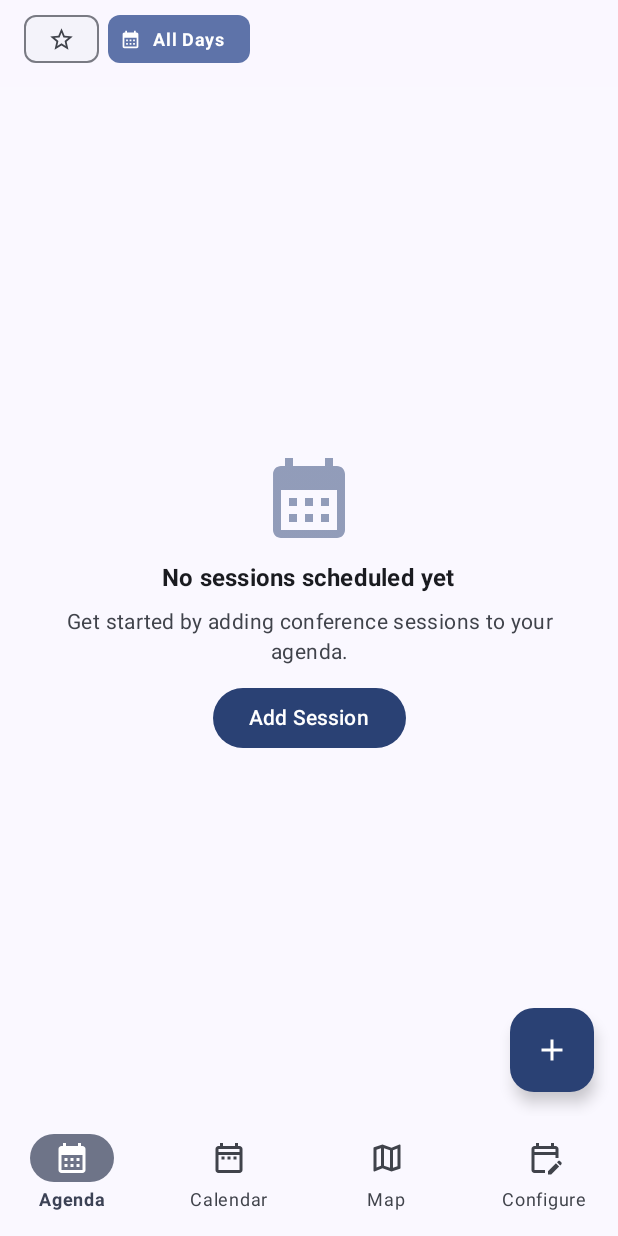
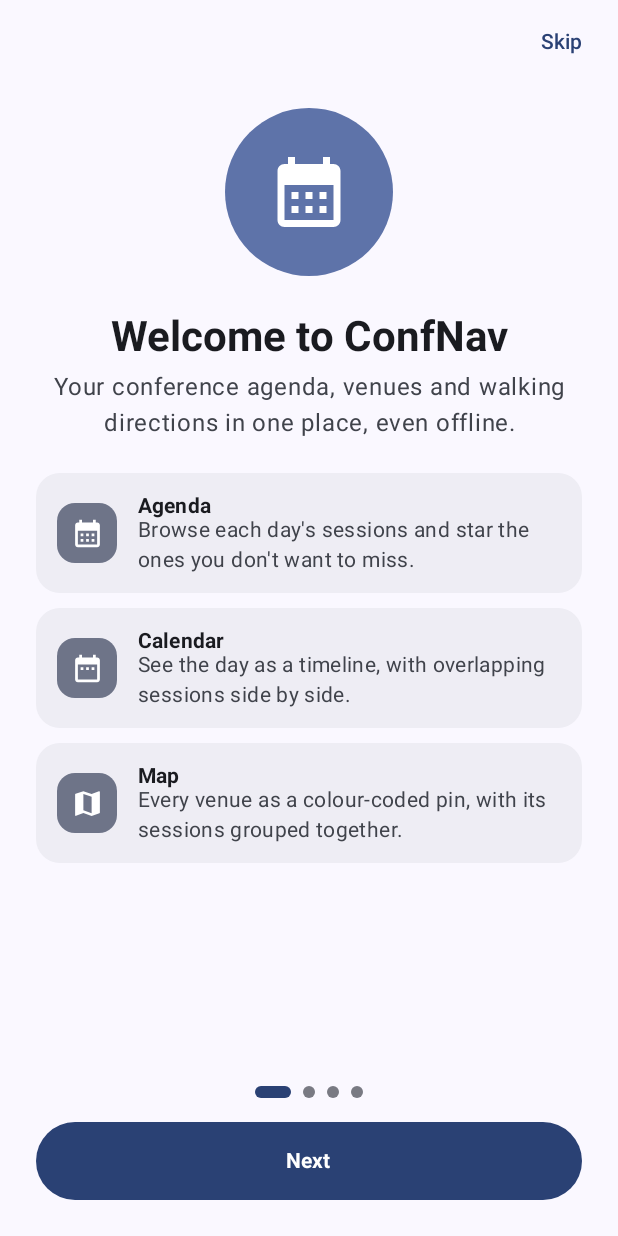
Before and after one commit to urzahil/ConfNav, an Android app built with Jetpack Compose: the screen it shows after launch (MainActivity), on a phone screen of 412 x 824 dp. Run offline under Robolectric (Android 15) with nearby library versions, the phone set to English and light mode, and no system bars.

Commit message:
Show welcome slides on first launch
Four onboarding slides in the app's theme: a feature overview, building
an agenda in the web builder, importing it, and the Wear OS app. They
show once, on first launch, and can be skipped.

Co-Authored-By: Claude Opus 5.5 <noreply@anthropic.com>
Claude-Session: https://claude.ai/code/session_01Jq1i4oq1yB7HsNkcV3H9hF

```diff
--- a/app/src/main/java/rocks/urzahil/confnav/MainActivity.kt
+++ b/app/src/main/java/rocks/urzahil/confnav/MainActivity.kt
@@ -26,6 +26,7 @@ import androidx.compose.runtime.Composable
 import androidx.compose.runtime.getValue
 import androidx.compose.runtime.mutableStateOf
 import androidx.compose.runtime.remember
+import androidx.compose.runtime.saveable.rememberSaveable
 import androidx.compose.runtime.setValue
 import androidx.compose.ui.Modifier
 import androidx.compose.ui.platform.testTag
@@ -43,6 +44,8 @@ import rocks.urzahil.confnav.ui.icons.outlined.EditCalendar
 import rocks.urzahil.confnav.ui.icons.outlined.Map
 import rocks.urzahil.confnav.ui.manage.ConfigureSessionScreen
 import rocks.urzahil.confnav.ui.map.ConferenceMapScreen
+import rocks.urzahil.confnav.ui.onboarding.OnboardingPreferences
+import rocks.urzahil.confnav.ui.onboarding.OnboardingScreen
 import rocks.urzahil.confnav.ui.schedule.CalendarDayScreen
 import rocks.urzahil.confnav.ui.schedule.ScheduleScreen
 import rocks.urzahil.confnav.ui.theme.ConfNavTheme
@@ -53,7 +56,19 @@ class MainActivity : ComponentActivity() {
         enableEdgeToEdge()
         setContent {
             ConfNavTheme {
-                ConferenceApp()
+                var showOnboarding by rememberSaveable {
+                    mutableStateOf(!OnboardingPreferences.isCompleted(this))
+                }
+                if (showOnboarding) {
+                    OnboardingScreen(
+                        onFinished = {
+                            OnboardingPreferences.markCompleted(this)
+                            showOnboarding = false
+                        }
+                    )
+                } else {
+                    ConferenceApp()
+                }
             }
         }
     }
--- /dev/null
+++ b/app/src/main/java/rocks/urzahil/confnav/ui/icons/filled/Watch.kt
@@ -0,0 +1,56 @@
+/*
+ * Copyright 2024 The Android Open Source Project
+ *
+ * Licensed under the Apache License, Version 2.0 (the "License");
+ * you may not use this file except in compliance with the License.
+ * You may obtain a copy of the License at
+ *
+ *      http://www.apache.org/licenses/LICENSE-2.0
+ *
+ * Unless required by applicable law or agreed to in writing, software
+ * distributed under the License is distributed on an "AS IS" BASIS,
+ * WITHOUT WARRANTIES OR CONDITIONS OF ANY KIND, either express or implied.
+ * See the License for the specific language governing permissions and
+ * limitations under the License.
+ */
+
+// Copied from androidx.compose.material:material-icons-extended 1.7.0 (path data unchanged) so the app
+// only needs material-icons-core.
+package rocks.urzahil.confnav.ui.icons.filled
+
+import androidx.compose.material.icons.Icons
+import androidx.compose.material.icons.materialIcon
+import androidx.compose.material.icons.materialPath
+import androidx.compose.ui.graphics.vector.ImageVector
+
+val Icons.Filled.Watch: ImageVector
+    get() {
+        if (_watch != null) {
+            return _watch!!
+        }
+        _watch = materialIcon(name = "Filled.Watch") {
+            materialPath {
+                moveTo(20.0f, 12.0f)
+                curveToRelative(0.0f, -2.54f, -1.19f, -4.81f, -3.04f, -6.27f)
+                lineTo(16.0f, 0.0f)
+                horizontalLineTo(8.0f)
+                lineToRelative(-0.95f, 5.73f)
+                curveTo(5.19f, 7.19f, 4.0f, 9.45f, 4.0f, 12.0f)
+                reflectiveCurveToRelative(1.19f, 4.81f, 3.05f, 6.27f)
+                lineTo(8.0f, 24.0f)
+                horizontalLineToRelative(8.0f)
+                lineToRelative(0.96f, -5.73f)
+                curveTo(18.81f, 16.81f, 20.0f, 14.54f, 20.0f, 12.0f)
+                close()
+                moveTo(6.0f, 12.0f)
+                curveToRelative(0.0f, -3.31f, 2.69f, -6.0f, 6.0f, -6.0f)
+                reflectiveCurveToRelative(6.0f, 2.69f, 6.0f, 6.0f)
+                reflectiveCurveToRelative(-2.69f, 6.0f, -6.0f, 6.0f)
+                reflectiveCurveToRelative(-6.0f, -2.69f, -6.0f, -6.0f)
+                close()
+            }
+        }
+        return _watch!!
+    }
+
+private var _watch: ImageVector? = null
--- /dev/null
+++ b/app/src/main/java/rocks/urzahil/confnav/ui/onboarding/OnboardingPreferences.kt
@@ -0,0 +1,19 @@
+package rocks.urzahil.confnav.ui.onboarding
+
+import android.content.Context
+
+// Remembers whether the welcome slides have been shown, so they only appear on first launch.
+object OnboardingPreferences {
+    private const val PREFS_NAME = "onboarding"
+    private const val KEY_COMPLETED = "completed"
+
+    fun isCompleted(context: Context): Boolean =
+        context.getSharedPreferences(PREFS_NAME, Context.MODE_PRIVATE).getBoolean(KEY_COMPLETED, false)
+
+    fun markCompleted(context: Context) {
+        context.getSharedPreferences(PREFS_NAME, Context.MODE_PRIVATE)
+            .edit()
+            .putBoolean(KEY_COMPLETED, true)
+            .apply()
+    }
+}
--- /dev/null
+++ b/app/src/main/java/rocks/urzahil/confnav/ui/onboarding/OnboardingScreen.kt
@@ -0,0 +1,341 @@
+package rocks.urzahil.confnav.ui.onboarding
+
+import android.content.ActivityNotFoundException
+import android.content.Context
+import android.content.Intent
+import android.net.Uri
+import androidx.compose.animation.animateColorAsState
+import androidx.compose.animation.core.animateDpAsState
+import androidx.compose.foundation.background
+import androidx.compose.foundation.layout.Arrangement
+import androidx.compose.foundation.layout.Box
+import androidx.compose.foundation.layout.Column
+import androidx.compose.foundation.layout.Row
+import androidx.compose.foundation.layout.Spacer
+import androidx.compose.foundation.layout.WindowInsets
+import androidx.compose.foundation.layout.fillMaxSize
+import androidx.compose.foundation.layout.fillMaxWidth
+import androidx.compose.foundation.layout.height
+import androidx.compose.foundation.layout.padding
+import androidx.compose.foundation.layout.safeDrawing
+import androidx.compose.foundation.layout.size
+import androidx.compose.foundation.layout.width
+import androidx.compose.foundation.layout.windowInsetsPadding
+import androidx.compose.foundation.pager.HorizontalPager
+import androidx.compose.foundation.pager.rememberPagerState
+import androidx.compose.foundation.rememberScrollState
+import androidx.compose.foundation.shape.CircleShape
+import androidx.compose.foundation.shape.RoundedCornerShape
+import androidx.compose.foundation.verticalScroll
+import androidx.compose.material.icons.Icons
+import androidx.compose.material.icons.filled.Create
+import androidx.compose.material.icons.filled.DateRange
+import androidx.compose.material.icons.filled.Edit
+import androidx.compose.material.icons.filled.Place
+import androidx.compose.material3.Button
+import androidx.compose.material3.Icon
+import androidx.compose.material3.MaterialTheme
+import androidx.compose.material3.OutlinedButton
+import androidx.compose.material3.Surface
+import androidx.compose.material3.Text
+import androidx.compose.material3.TextButton
+import androidx.compose.runtime.Composable
+import androidx.compose.runtime.getValue
+import androidx.compose.runtime.rememberCoroutineScope
+import androidx.compose.ui.Alignment
+import androidx.compose.ui.Modifier
+import androidx.compose.ui.draw.clip
+import androidx.compose.ui.graphics.vector.ImageVector
+import androidx.compose.ui.platform.LocalContext
+import androidx.compose.ui.platform.testTag
+import androidx.compose.ui.text.font.FontWeight
+import androidx.compose.ui.text.style.TextAlign
+import androidx.compose.ui.unit.dp
+import kotlinx.coroutines.launch
+import rocks.urzahil.confnav.ui.icons.filled.CalendarMonth
+import rocks.urzahil.confnav.ui.icons.filled.Directions
+import rocks.urzahil.confnav.ui.icons.filled.EditCalendar
+import rocks.urzahil.confnav.ui.icons.filled.FileDownload
+import rocks.urzahil.confnav.ui.icons.filled.Map
+import rocks.urzahil.confnav.ui.icons.filled.Watch
+
+const val WEB_BUILDER_URL = "https://urzahil.github.io/ConfNav"
+
+private data class OnboardingPoint(val icon: ImageVector, val title: String, val text: String)
+
+private data class OnboardingSlide(
+    val icon: ImageVector,
+    val title: String,
+    val subtitle: String,
+    val points: List<OnboardingPoint>,
+    val opensWebBuilder: Boolean = false
+)
+
+private val slides = listOf(
+    OnboardingSlide(
+        icon = Icons.Filled.CalendarMonth,
+        title = "Welcome to ConfNav",
+        subtitle = "Your conference agenda, venues and walking directions in one place, even offline.",
+        points = listOf(
+            OnboardingPoint(Icons.Filled.CalendarMonth, "Agenda", "Browse each day's sessions and star the ones you don't want to miss."),
+            OnboardingPoint(Icons.Filled.DateRange, "Calendar", "See the day as a timeline, with overlapping sessions side by side."),
+            OnboardingPoint(Icons.Filled.Map, "Map", "Every venue as a colour-coded pin, with its sessions grouped together.")
+        )
+    ),
+    OnboardingSlide(
+        icon = Icons.Filled.Create,
+        title = "Build it on the web",
+        subtitle = "The fastest way to create sessions is the free web builder, on any computer.",
+        points = listOf(
+            OnboardingPoint(Icons.Filled.EditCalendar, "1. Add sessions", "Enter title, speaker, time and colour for each session."),
+            OnboardingPoint(Icons.Filled.Place, "2. Find the venue", "Look up the address and the builder places it on the map."),
+            OnboardingPoint(Icons.Filled.FileDownload, "3. Export JSON", "Download the agenda file and send it to your phone.")
+        ),
+        opensWebBuilder = true
+    ),
+    OnboardingSlide(
+        icon = Icons.Filled.EditCalendar,
+        title = "Import and go",
+        subtitle = "Load the agenda in the Configure tab, then let ConfNav guide you through the day.",
+        points = listOf(
+            OnboardingPoint(Icons.Filled.FileDownload, "Import JSON", "Add the sessions to your agenda, or replace it. Re-importing never creates duplicates."),
+            OnboardingPoint(Icons.Filled.Directions, "Up next", "Star key sessions and tap the next-event pill for walking directions."),
+            OnboardingPoint(Icons.Filled.Edit, "Edit anytime", "Add, change or delete sessions right in the app.")
+        )
+    ),
+    OnboardingSlide(
+        icon = Icons.Filled.Watch,
+        title = "On your wrist",
+        subtitle = "ConfNav is also available for Wear OS watches.",
+        points = listOf(
+            OnboardingPoint(Icons.Filled.Watch, "Up next tile", "Your next session's time, title and venue, updated as the day goes on."),
+            OnboardingPoint(Icons.Filled.CalendarMonth, "Complication", "The next start time and venue right on your watch face."),
+            OnboardingPoint(Icons.Filled.Directions, "Directions", "Tap for walking directions. The agenda syncs from your phone and works offline.")
+        )
+    )
+)
+
+@Composable
+fun OnboardingScreen(onFinished: () -> Unit) {
+    val context = LocalContext.current
+    val pagerState = rememberPagerState(pageCount = { slides.size })
+    val scope = rememberCoroutineScope()
+    val isLastPage = pagerState.currentPage == slides.lastIndex
+
+    Surface(
+        modifier = Modifier
+            .fillMaxSize()
+            .testTag("onboarding_screen"),
+        color = MaterialTheme.colorScheme.surface
+    ) {
+        Column(
+            modifier = Modifier
+                .fillMaxSize()
+                .windowInsetsPadding(WindowInsets.safeDrawing)
+        ) {
+            // Fixed height so the slides don't shift when Skip hides on the last one.
+            Row(
+                modifier = Modifier
+                    .fillMaxWidth()
+                    .height(56.dp)
+                    .padding(horizontal = 8.dp),
+                horizontalArrangement = Arrangement.End,
+                verticalAlignment = Alignment.CenterVertically
+            ) {
+                if (!isLastPage) {
+                    TextButton(
+                        onClick = onFinished,
+                        modifier = Modifier.testTag("onboarding_skip")
+                    ) {
+                        Text("Skip")
+                    }
+                }
+            }
+
+            HorizontalPager(
+                state = pagerState,
+                modifier = Modifier
+                    .weight(1f)
+                    .fillMaxWidth()
+            ) { page ->
+                OnboardingSlideContent(
+                    slide = slides[page],
+                    onOpenWebBuilder = { openWebBuilder(context) }
+                )
+            }
+
+            PageIndicator(
+                pageCount = slides.size,
+                currentPage = pagerState.currentPage,
+                modifier = Modifier
+                    .align(Alignment.CenterHorizontally)
+                    .padding(vertical = 16.dp)
+            )
+
+            Button(
+                onClick = {
+                    if (isLastPage) {
+                        onFinished()
+                    } else {
+                        scope.launch { pagerState.animateScrollToPage(pagerState.currentPage + 1) }
+                    }
+                },
+                modifier = Modifier
+                    .fillMaxWidth()
+                    .padding(start = 24.dp, end = 24.dp, bottom = 24.dp)
+                    .height(52.dp)
+                    .testTag("onboarding_next")
+            ) {
+                Text(
+                    text = if (isLastPage) "Get Started" else "Next",
+                    fontWeight = FontWeight.Bold
+                )
+            }
+        }
+    }
+}
+
+@Composable
+private fun OnboardingSlideContent(
+    slide: OnboardingSlide,
+    onOpenWebBuilder: () -> Unit
+) {
+    Column(
+        modifier = Modifier
+            .fillMaxSize()
+            .verticalScroll(rememberScrollState())
+            .padding(horizontal = 24.dp),
+        horizontalAlignment = Alignment.CenterHorizontally
+    ) {
+        Spacer(modifier = Modifier.height(16.dp))
+
+        Box(
+            modifier = Modifier
+                .size(112.dp)
+                .clip(CircleShape)
+                .background(MaterialTheme.colorScheme.primaryContainer),
+            contentAlignment = Alignment.Center
+        ) {
+            Icon(
+                imageVector = slide.icon,
+                contentDescription = null,
+                tint = MaterialTheme.colorScheme.onPrimaryContainer,
+                modifier = Modifier.size(56.dp)
+            )
+        }
+
+        Spacer(modifier = Modifier.height(24.dp))
+
+        Text(
+            text = slide.title,
+            style = MaterialTheme.typography.headlineMedium,
+            fontWeight = FontWeight.Bold,
+            color = MaterialTheme.colorScheme.onSurface,
+            textAlign = TextAlign.Center
+        )
+
+        Spacer(modifier = Modifier.height(8.dp))
+
+        Text(
+            text = slide.subtitle,
+            style = MaterialTheme.typography.bodyLarge,
+            color = MaterialTheme.colorScheme.onSurfaceVariant,
+            textAlign = TextAlign.Center
+        )
+
+        Spacer(modifier = Modifier.height(24.dp))
+
+        Column(verticalArrangement = Arrangement.spacedBy(10.dp)) {
+            slide.points.forEach { point ->
+                OnboardingPointCard(point)
+            }
+        }
+
+        if (slide.opensWebBuilder) {
+            Spacer(modifier = Modifier.height(16.dp))
+            OutlinedButton(
+                onClick = onOpenWebBuilder,
+                modifier = Modifier.testTag("onboarding_open_web_builder")
+            ) {
+                Text("Open urzahil.github.io/ConfNav", maxLines = 1)
+            }
+        }
+
+        Spacer(modifier = Modifier.height(16.dp))
+    }
+}
+
+@Composable
+private fun OnboardingPointCard(point: OnboardingPoint) {
+    Surface(
+        shape = RoundedCornerShape(16.dp),
+        color = MaterialTheme.colorScheme.surfaceContainer,
+        modifier = Modifier.fillMaxWidth()
+    ) {
+        Row(
+            modifier = Modifier.padding(14.dp),
+            verticalAlignment = Alignment.CenterVertically
+        ) {
+            Box(
+                modifier = Modifier
+                    .size(40.dp)
+                    .clip(RoundedCornerShape(12.dp))
+                    .background(MaterialTheme.colorScheme.secondaryContainer),
+                contentAlignment = Alignment.Center
+            ) {
+                Icon(
+                    imageVector = point.icon,
+                    contentDescription = null,
+                    tint = MaterialTheme.colorScheme.onSecondaryContainer,
+                    modifier = Modifier.size(22.dp)
+                )
+            }
+            Spacer(modifier = Modifier.width(14.dp))
+            Column {
+                Text(
+                    text = point.title,
+                    style = MaterialTheme.typography.titleSmall,
+                    color = MaterialTheme.colorScheme.onSurface
+                )
+                Text(
+                    text = point.text,
+                    style = MaterialTheme.typography.bodyMedium,
+                    color = MaterialTheme.colorScheme.onSurfaceVariant
+                )
+            }
+        }
+    }
+}
+
+@Composable
+private fun PageIndicator(pageCount: Int, currentPage: Int, modifier: Modifier = Modifier) {
+    Row(
+        modifier = modifier,
+        horizontalArrangement = Arrangement.spacedBy(8.dp),
+        verticalAlignment = Alignment.CenterVertically
+    ) {
+        repeat(pageCount) { index ->
+            val selected = index == currentPage
+            val width by animateDpAsState(if (selected) 24.dp else 8.dp, label = "indicator_width")
+            val color by animateColorAsState(
+                if (selected) MaterialTheme.colorScheme.primary else MaterialTheme.colorScheme.outlineVariant,
+                label = "indicator_color"
+            )
+            Box(
+                modifier = Modifier
+                    .height(8.dp)
+                    .width(width)
+                    .clip(CircleShape)
+                    .background(color)
+            )
+        }
+    }
+}
+
+private fun openWebBuilder(context: Context) {
+    try {
+        context.startActivity(Intent(Intent.ACTION_VIEW, Uri.parse(WEB_BUILDER_URL)))
+    } catch (_: ActivityNotFoundException) {
+        // No browser installed: nothing to open.
+    }
+}
```
Also changed, not shown: 2 other files.
